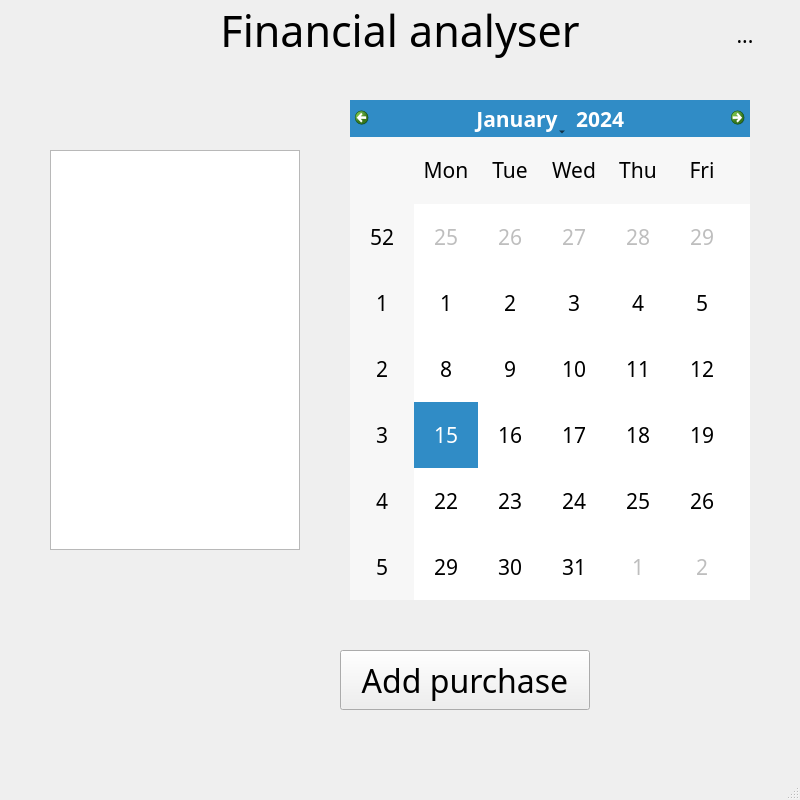
Before: the Qt Designer form interf_show.ui in artparve/FPFinance, drawn with Qt 5.
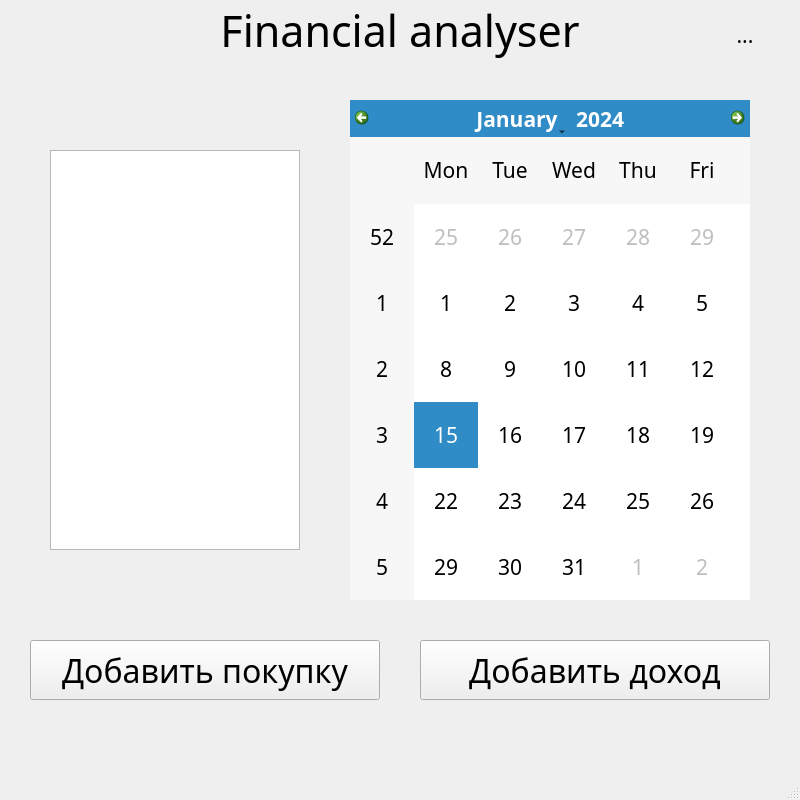
After: the same form once the commit is applied. Icons and pictures are not drawn.

Commit message: new interface with 3 new windows, tool window, warning window and income window

Diff of the .ui file:
```diff
--- a/interf_show.ui
+++ b/interf_show.ui
@@ -42,9 +42,9 @@
    <widget class="QPushButton" name="pushButton_2">
     <property name="geometry">
      <rect>
-      <x>340</x>
-      <y>650</y>
-      <width>250</width>
+      <x>30</x>
+      <y>640</y>
+      <width>350</width>
       <height>60</height>
      </rect>
     </property>
@@ -60,7 +60,7 @@
      </font>
     </property>
     <property name="text">
-     <string>Add purchase</string>
+     <string>Добавить покупку</string>
     </property>
    </widget>
    <widget class="QTextEdit" name="textEdit">
@@ -138,6 +138,30 @@
      <set>Qt::AlignCenter</set>
     </property>
    </widget>
+   <widget class="QPushButton" name="add_income_button">
+    <property name="geometry">
+     <rect>
+      <x>420</x>
+      <y>640</y>
+      <width>350</width>
+      <height>60</height>
+     </rect>
+    </property>
+    <property name="sizePolicy">
+     <sizepolicy hsizetype="Fixed" vsizetype="Fixed">
+      <horstretch>0</horstretch>
+      <verstretch>0</verstretch>
+     </sizepolicy>
+    </property>
+    <property name="font">
+     <font>
+      <pointsize>24</pointsize>
+     </font>
+    </property>
+    <property name="text">
+     <string>Добавить доход</string>
+    </property>
+   </widget>
   </widget>
   <widget class="QMenuBar" name="menubar">
    <property name="geometry">
```
Left out of the diff: 2 changed lines with no effect on the pictures. The commit also changes 7 other files.
